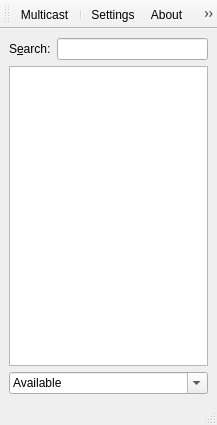
nikhilm/qommunicate, file src/qommunicate.ui: the form before one commit.
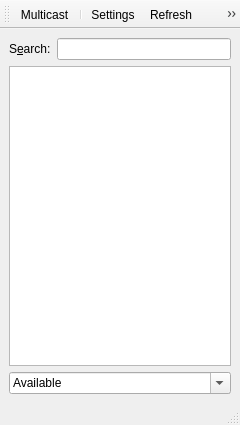
The form after the commit. Icons and pictures are not drawn.

Commit message: Implement refresh peers action

Diff of the .ui file:
```diff
--- a/src/qommunicate.ui
+++ b/src/qommunicate.ui
@@ -1,11 +1,11 @@
 <ui version="4.0" >
  <class>MainWindow</class>
- <widget class="QMainWindow" name="MainWindow" >
-  <property name="geometry" >
+ <widget class="QMainWindow" name="MainWindow">
+  <property name="geometry">
    <rect>
     <x>0</x>
     <y>0</y>
-    <width>217</width>
+    <width>240</width>
     <height>425</height>
    </rect>
   </property>
@@ -103,11 +103,12 @@
    <attribute name="toolBarBreak" >
     <bool>false</bool>
    </attribute>
-   <addaction name="actionMulticast" />
-   <addaction name="separator" />
-   <addaction name="action_Settings" />
-   <addaction name="action_About" />
-   <addaction name="actionQuit" />
+   <addaction name="actionMulticast"/>
+   <addaction name="separator"/>
+   <addaction name="action_Settings"/>
+   <addaction name="actionRefresh"/>
+   <addaction name="action_About"/>
+   <addaction name="actionQuit"/>
   </widget>
   <action name="action_Settings" >
    <property name="icon" >
@@ -166,6 +167,21 @@
     <enum>QAction::AboutRole</enum>
    </property>
   </action>
+  <action name="actionRefresh">
+   <property name="icon">
+    <iconset resource="icons.qrc">
+     <normaloff>:/newPrefix/icons/view-reload.png</normaloff>:/newPrefix/icons/view-reload.png</iconset>
+   </property>
+   <property name="text">
+    <string>Refresh</string>
+   </property>
+   <property name="toolTip">
+    <string>Refresh Peers</string>
+   </property>
+   <property name="shortcut">
+    <string>F5</string>
+   </property>
+  </action>
  </widget>
  <resources>
   <include location="icons.qrc" />
```
Left out of the diff: 111 changed lines with no effect on the pictures. The commit also changes 5 other files.
